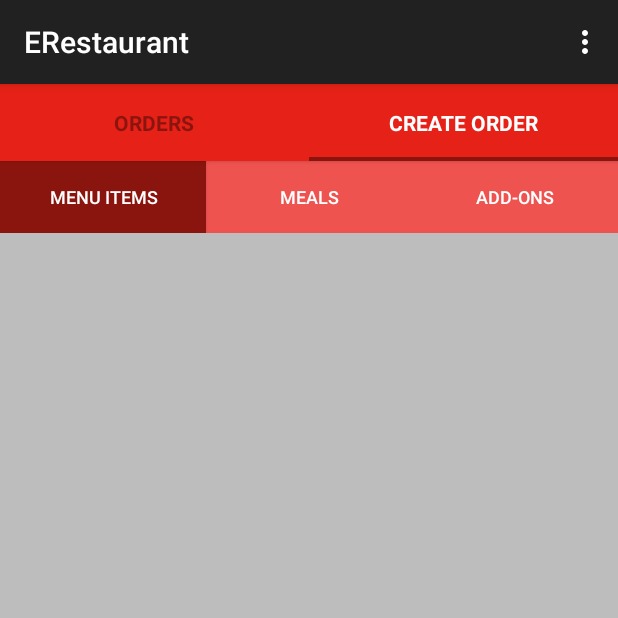
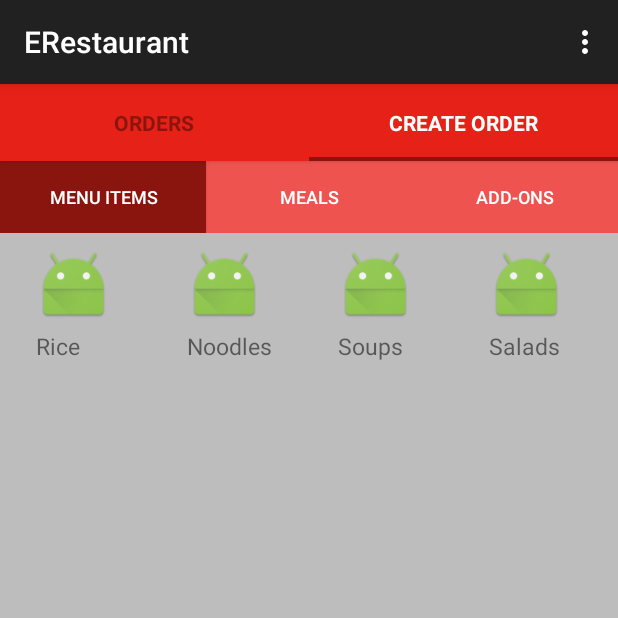
Before and after one commit to kavi707/ERestaurant, an Android app: the OrdersFragment screen opened directly, with no data from a screen before it, after a tap on "CREATE ORDER", on a phone screen of 412 x 824 dp, the top half of it. Run offline under Robolectric (Android 15) with nearby library versions, the phone set to English and light mode, and no system bars; 2 other taps on this screen came first.

Commit message:
Add GridView with hardcoded values

```diff
--- /dev/null
+++ b/app/src/main/java/com/android/kavi/erestaurant/adapters/CustomGridViewAdapter.java
@@ -0,0 +1,62 @@
+package com.android.kavi.erestaurant.adapters;
+
+import android.app.Activity;
+import android.content.Context;
+import android.view.LayoutInflater;
+import android.view.View;
+import android.view.ViewGroup;
+import android.widget.ArrayAdapter;
+import android.widget.ImageView;
+import android.widget.TextView;
+
+import com.android.kavi.erestaurant.R;
+import com.android.kavi.erestaurant.dataObjs.GridItem;
+
+import java.util.ArrayList;
+import java.util.List;
+
+/**
+ * Created by kavi707 on 6/2/15.
+ */
+public class CustomGridViewAdapter extends ArrayAdapter<GridItem> {
+
+    private Context context;
+    private int layoutResourceId;
+    private List<GridItem> data = new ArrayList<>();
+
+    public CustomGridViewAdapter(Context context, int layoutResourceId, List<GridItem> data) {
+        super(context, layoutResourceId, data);
+        this.layoutResourceId = layoutResourceId;
+        this.context = context;
+        this.data = data;
+    }
+
+    @Override
+    public View getView(int position, View convertView, ViewGroup parent) {
+        View row = convertView;
+        RecordHolder holder = null;
+
+        if (row == null) {
+            LayoutInflater inflater = ((Activity) context).getLayoutInflater();
+            row = inflater.inflate(layoutResourceId, parent, false);
+
+            holder = new RecordHolder();
+            holder.txtTitle = (TextView) row.findViewById(R.id.item_text);
+            holder.imageItem = (ImageView) row.findViewById(R.id.item_image);
+            row.setTag(holder);
+        } else {
+            holder = (RecordHolder) row.getTag();
+        }
+
+        GridItem item = data.get(position);
+        holder.txtTitle.setText(item.getTitle());
+        holder.imageItem.setImageBitmap(item.getImage());
+        return row;
+
+    }
+
+    static class RecordHolder {
+        TextView txtTitle;
+        ImageView imageItem;
+    }
+}
--- /dev/null
+++ b/app/src/main/java/com/android/kavi/erestaurant/dataObjs/GridItem.java
@@ -0,0 +1,30 @@
+package com.android.kavi.erestaurant.dataObjs;
+
+import android.graphics.Bitmap;
+
+/**
+ * Created by kavi707 on 6/2/15.
+ */
+public class GridItem {
+
+    Bitmap image;
+    String title;
+
+    public GridItem(Bitmap image, String title) {
+        super();
+        this.image = image;
+        this.title = title;
+    }
+    public Bitmap getImage() {
+        return image;
+    }
+    public void setImage(Bitmap image) {
+        this.image = image;
+    }
+    public String getTitle() {
+        return title;
+    }
+    public void setTitle(String title) {
+        this.title = title;
+    }
+}
--- a/app/src/main/java/com/android/kavi/erestaurant/fragments/CreateOrderFragment.java
+++ b/app/src/main/java/com/android/kavi/erestaurant/fragments/CreateOrderFragment.java
@@ -1,17 +1,23 @@
 package com.android.kavi.erestaurant.fragments;
 
+import android.graphics.Bitmap;
+import android.graphics.BitmapFactory;
 import android.os.Bundle;
 import android.support.v4.app.Fragment;
 import android.view.LayoutInflater;
 import android.view.View;
 import android.view.ViewGroup;
 import android.widget.Button;
+import android.widget.GridView;
 import android.widget.LinearLayout;
 
 import com.android.kavi.erestaurant.CommonUtils;
 import com.android.kavi.erestaurant.R;
-import com.android.kavi.erestaurant.services.CommonServices;
+import com.android.kavi.erestaurant.adapters.CustomGridViewAdapter;
+import com.android.kavi.erestaurant.dataObjs.GridItem;
 
+import java.util.ArrayList;
+import java.util.List;
 import java.util.Map;
 
 /**
@@ -24,6 +30,10 @@ public class CreateOrderFragment extends Fragment {
     private Button menuItemsBtn;
     private Button mealsBtn;
     private Button addOnsBtn;
+
+    private GridView menuItemGridView;
+    private CustomGridViewAdapter customGridViewAdapter;
+    private List<GridItem> gridViewItems = new ArrayList<>();
 
     @Override
     public View onCreateView(LayoutInflater inflater, ViewGroup container,
@@ -40,6 +50,19 @@ public class CreateOrderFragment extends Fragment {
         menuItemsBtn = (Button) createOrderFragmentView.findViewById(R.id.menuItemsBtn);
         mealsBtn = (Button) createOrderFragmentView.findViewById(R.id.mealsBtn);
         addOnsBtn = (Button) createOrderFragmentView.findViewById(R.id.addOnsBtn);
+
+        //TODO - Start Loading data to Grid View
+        Bitmap appIcon = BitmapFactory.decodeResource(this.getResources(), R.mipmap.ic_launcher);
+
+        gridViewItems.add(new GridItem(appIcon, "Rice"));
+        gridViewItems.add(new GridItem(appIcon, "Noodles"));
+        gridViewItems.add(new GridItem(appIcon, "Soups"));
+        gridViewItems.add(new GridItem(appIcon, "Salads"));
+
+        menuItemGridView = (GridView) createOrderFragmentView.findViewById(R.id.menuItemGridView);
+        customGridViewAdapter = new CustomGridViewAdapter(getActivity(), R.layout.grid_item, gridViewItems);
+        menuItemGridView.setAdapter(customGridViewAdapter);
+        // End of loading data to grid view
 
         LinearLayout.LayoutParams btnLayoutParams = (LinearLayout.LayoutParams) menuItemsBtn.getLayoutParams();
         btnLayoutParams.width = CommonUtils.DEVICE_DIMENSIONS.get("width")/3;
--- a/app/src/main/res/layout/fragment_create_order.xml
+++ b/app/src/main/res/layout/fragment_create_order.xml
@@ -12,7 +12,8 @@
         android:layout_alignParentTop="true"
         android:layout_alignParentLeft="true"
         android:layout_alignParentStart="true"
-        android:background="@color/red400">
+        android:background="@color/red400"
+        android:id="@+id/createOrderLinearLayout">
 
         <Button
             android:layout_width="wrap_content"
@@ -42,5 +43,15 @@
             style="@android:style/Holo.ButtonBar" />
     </LinearLayout>
 
-
+    <GridView
+        android:layout_width="fill_parent"
+        android:layout_height="wrap_content"
+        android:id="@+id/menuItemGridView"
+        android:layout_centerHorizontal="true"
+        android:layout_margin="4dp"
+        android:columnWidth="100dp"
+        android:gravity="center"
+        android:numColumns="auto_fit"
+        android:stretchMode="columnWidth"
+        android:layout_below="@+id/createOrderLinearLayout" />
 </RelativeLayout>
--- a/app/src/main/res/layout/fragment_orders.xml
+++ b/app/src/main/res/layout/fragment_orders.xml
@@ -13,7 +13,7 @@
         android:layout_alignParentLeft="true"
         android:layout_alignParentStart="true"
         android:background="@color/red400"
-        android:id="@+id/linearLayout">
+        android:id="@+id/ordersLinearLayout">
 
         <Button
             android:layout_width="wrap_content"
@@ -57,7 +57,6 @@
         android:layout_height="wrap_content"
         android:id="@+id/listView"
         android:layout_centerHorizontal="true"
-        android:layout_below="@+id/linearLayout" />
-
+        android:layout_below="@+id/ordersLinearLayout" />
 
 </RelativeLayout>
--- /dev/null
+++ b/app/src/main/res/layout/grid_item.xml
@@ -0,0 +1,23 @@
+<?xml version="1.0" encoding="utf-8"?>
+<LinearLayout
+    xmlns:android="http://schemas.android.com/apk/res/android"
+    android:layout_width="wrap_content"
+    android:layout_height="wrap_content"
+    android:orientation="vertical" android:padding="5dp" >
+
+    <ImageView
+        android:id="@+id/item_image"
+        android:layout_width="50dp"
+        android:layout_height="50dp"
+        android:layout_marginRight="10dp"
+        android:src="@mipmap/ic_launcher" >
+    </ImageView>
+
+    <TextView
+        android:id="@+id/item_text"
+        android:layout_width="wrap_content"
+        android:layout_height="wrap_content"
+        android:layout_marginTop="5dp"
+        android:textSize="15sp" >
+    </TextView>
+</LinearLayout>
```
